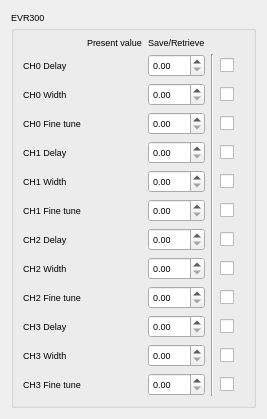
Before: the Qt Designer form src/widgets/ui/snapshot_evr.ui in srgblnch/LinacGUI, drawn with Qt 5.
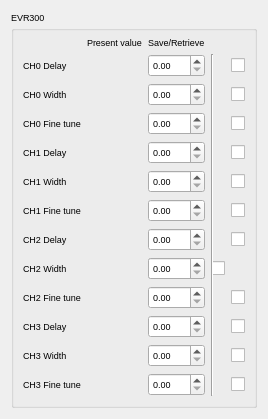
After: the same form once the commit is applied. Custom widgets are drawn as their Qt base class.

Commit message: modified the EVR QSpinBox on the save/retrieve to be QDoubleSpinBox with 0 decimals shown because the setMaximum didn't work with long values in the QSpinBox like was the 1e10. avoid the use of min and max reserved words. improve the version numbering.

```diff
--- a/src/widgets/ui/snapshot_evr.ui
+++ b/src/widgets/ui/snapshot_evr.ui
@@ -234,7 +234,10 @@
         </property>
        </widget>
       </item>
-      <item row="8" column="6">
+      <item row="8" column="3">
+       <widget class="QDoubleSpinBox" name="Width2Write"/>
+      </item>
+      <item row="8" column="5">
        <widget class="QCheckBox" name="Width2Check">
         <property name="text">
          <string/>
```
The commit also changes 1 other file.
